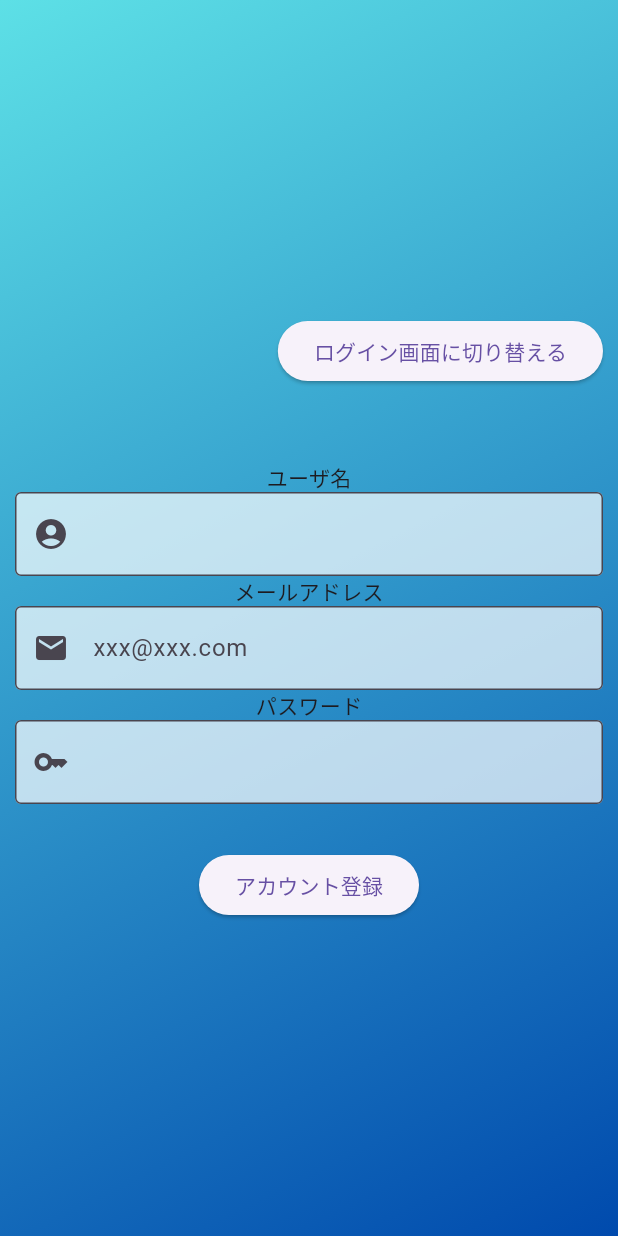
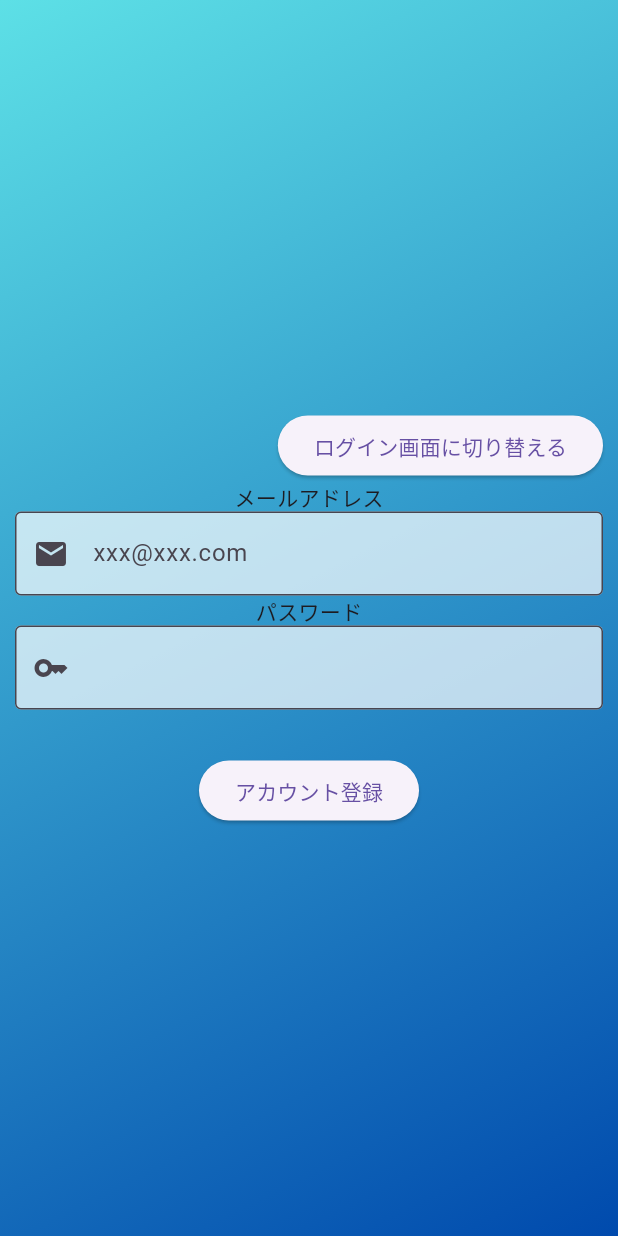
Before and after one commit to mizutama1225/dialy, a Flutter app: the SignUpPage screen opened directly, on a phone screen of 412 x 824 dp. Run offline on Flutter 3.47's test engine with Material 3 defaults, Android fonts, the light colour scheme and no system bars; our stand-ins replace badges, image_picker.

Commit message:
signupのusername登録を削除

```diff
--- a/frontend/lib/signup.dart
+++ b/frontend/lib/signup.dart
@@ -79,18 +79,6 @@ class _SignUpPageState extends State<SignUpPage> {
                 },
                   child: Text('ログイン画面に切り替える'))],
             ),
-            SizedBox(height: 50,),
-            const Text('ユーザ名'),
-            const TextField(
-                decoration:InputDecoration(
-                    border:OutlineInputBorder(),
-                    prefixIcon: Icon(Icons.account_circle),
-                    fillColor: Colors.white70,
-                    filled: true,
-
-                )
-            ),
-
 
             const Text('メールアドレス'),
             TextField(
```
